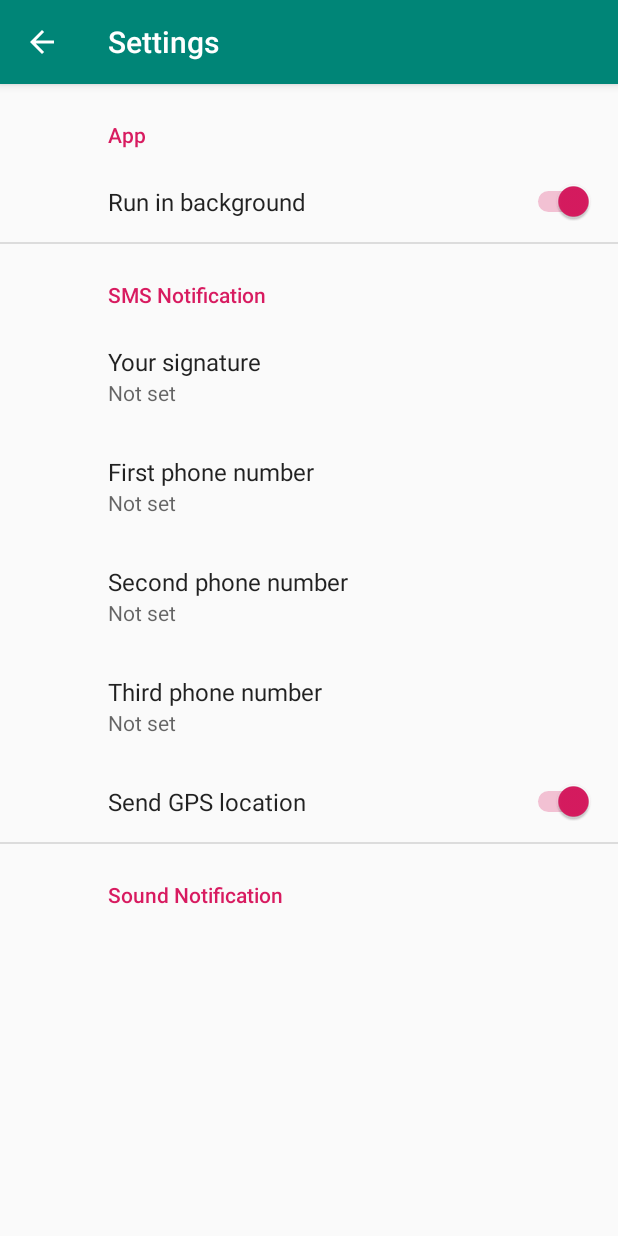
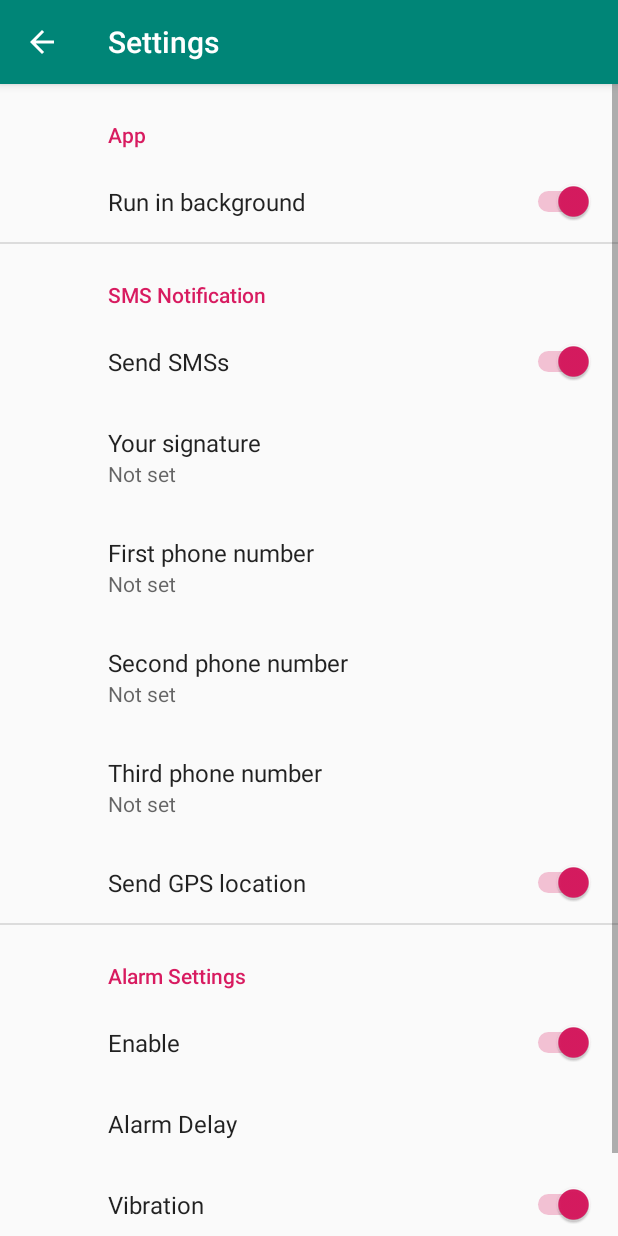
Before and after one commit to maxmsi/Fall_Detector, an Android app: the screen it shows after launch (SettingsActivity), after a tap on "SETTINGS", on a phone screen of 412 x 824 dp. Run offline under Robolectric (Android 15) with nearby library versions, the phone set to English and light mode, and no system bars; our stand-ins replace androidx.preference; 2 other taps on this screen came first.

Commit message:
add alarm test

```diff
--- a/app/src/main/AndroidManifest.xml
+++ b/app/src/main/AndroidManifest.xml
@@ -7,6 +7,7 @@
     <uses-permission android:name="android.permission.ACCESS_FINE_LOCATION" />
     <uses-permission android:name="android.permission.ACCESS_COARSE_LOCATION"/>
     <uses-permission android:name="android.permission.INTERNET"/>
+    <uses-permission android:name="android.permission.VIBRATE"/>
 
     <application
         android:allowBackup="true"
--- a/app/src/main/java/com/example/falldetector/MainActivity.java
+++ b/app/src/main/java/com/example/falldetector/MainActivity.java
@@ -18,6 +18,8 @@ import android.location.LocationListener;
 import android.location.LocationManager;
 import android.os.Bundle;
 import android.os.Handler;
+import android.os.VibrationEffect;
+import android.os.Vibrator;
 import android.preference.PreferenceManager;
 import android.telephony.SmsManager;
 import android.view.View;
@@ -58,6 +60,16 @@ public class MainActivity extends AppCompatActivity {
             }
         });
 
+        // TEST FOR ALARM
+        findViewById(R.id.testAlarmButton).setOnClickListener(new View.OnClickListener() {
+            public void onClick(View v) {
+                Vibrator vib = (Vibrator) getSystemService(Context.VIBRATOR_SERVICE);
+                if(sharedPreferences.getBoolean("vibrationEnabled", true)) {
+                    vib.vibrate(Integer.parseInt(sharedPreferences.getString("timeDelay", "3")) * 1000);
+                }
+            }
+        });
+
         // TEST FOR SMS
         findViewById(R.id.smsNotificationTest).setOnClickListener(new View.OnClickListener() {
             public void onClick(View v) {
--- a/app/src/main/java/com/example/falldetector/SettingsActivity.java
+++ b/app/src/main/java/com/example/falldetector/SettingsActivity.java
@@ -33,6 +33,7 @@ public class SettingsActivity extends AppCompatActivity {
         return super.onOptionsItemSelected(item);
     }
 
+
     public static class SettingsFragment extends PreferenceFragmentCompat {
         @Override
         public void onCreatePreferences(Bundle savedInstanceState, String rootKey) {
--- a/app/src/main/res/layout/activity_main.xml
+++ b/app/src/main/res/layout/activity_main.xml
@@ -9,8 +9,6 @@
     <LinearLayout
         android:layout_width="395dp"
         android:layout_height="715dp"
-        android:layout_marginStart="8dp"
-        android:layout_marginTop="8dp"
         android:orientation="vertical"
         app:layout_constraintStart_toStartOf="parent"
         app:layout_constraintTop_toTopOf="parent">
@@ -54,6 +52,12 @@
                 android:visibility="invisible" />
         </LinearLayout>
 
+        <Button
+            android:id="@+id/testAlarmButton"
+            android:layout_width="wrap_content"
+            android:layout_height="wrap_content"
+            android:text="Test alarm" />
+
         <TextView
             android:id="@+id/textView"
             android:layout_width="match_parent"
--- a/app/src/main/res/values/arrays.xml
+++ b/app/src/main/res/values/arrays.xml
@@ -9,4 +9,12 @@
         <item>reply</item>
         <item>reply_all</item>
     </string-array>
+
+    <string-array name="wait_times">
+        <item>3</item>
+        <item>5</item>
+        <item>7</item>
+        <item>10</item>
+        <item>20</item>
+    </string-array>
 </resources>
--- a/app/src/main/res/xml/root_preferences.xml
+++ b/app/src/main/res/xml/root_preferences.xml
@@ -27,6 +27,10 @@
 
     <PreferenceCategory app:title="SMS Notification">
 
+        <SwitchPreference
+            android:defaultValue="true"
+            android:key="smsEnabled"
+            android:title="Send SMSs" />
         <EditTextPreference
             app:key="signature"
             app:title="@string/signature_title"
@@ -50,8 +54,25 @@
 
     </PreferenceCategory>
 
-    <PreferenceCategory app:title="Sound Notification">
-
+    <PreferenceCategory app:title="Alarm Settings">
+        <SwitchPreference
+            android:defaultValue="true"
+            android:key="alarmEnabled"
+            android:title="Enable" />
+        <DropDownPreference
+            android:defaultValue="3"
+            android:entries="@array/wait_times"
+            android:entryValues="@array/wait_times"
+            android:key="timeDelay"
+            android:title="Alarm Delay" />
+        <SwitchPreference
+            android:defaultValue="true"
+            android:key="vibrationEnabled"
+            android:title="Vibration" />
+        <SwitchPreference
+            android:defaultValue="true"
+            android:key="soundEnabled"
+            android:title="Sound" />
     </PreferenceCategory>
 
 </androidx.preference.PreferenceScreen>
```
